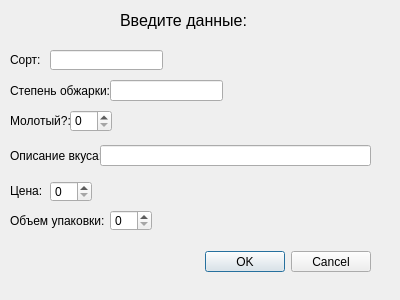
Above: addCoffeeForm.ui from tiom4eg/CoffeeSQL before the change. Below: the same form after it.
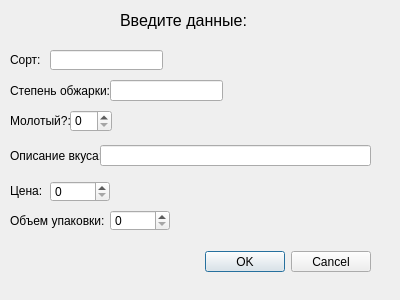
That is the form after the change.

Commit message: уи патч

What changed in the file:
```diff
--- a/addCoffeeForm.ui
+++ b/addCoffeeForm.ui
@@ -170,7 +170,7 @@
     <rect>
      <x>50</x>
      <y>181</y>
-     <width>42</width>
+     <width>60</width>
      <height>21</height>
     </rect>
    </property>
@@ -180,7 +180,7 @@
     <rect>
      <x>110</x>
      <y>210</y>
-     <width>42</width>
+     <width>60</width>
      <height>21</height>
     </rect>
    </property>
```
